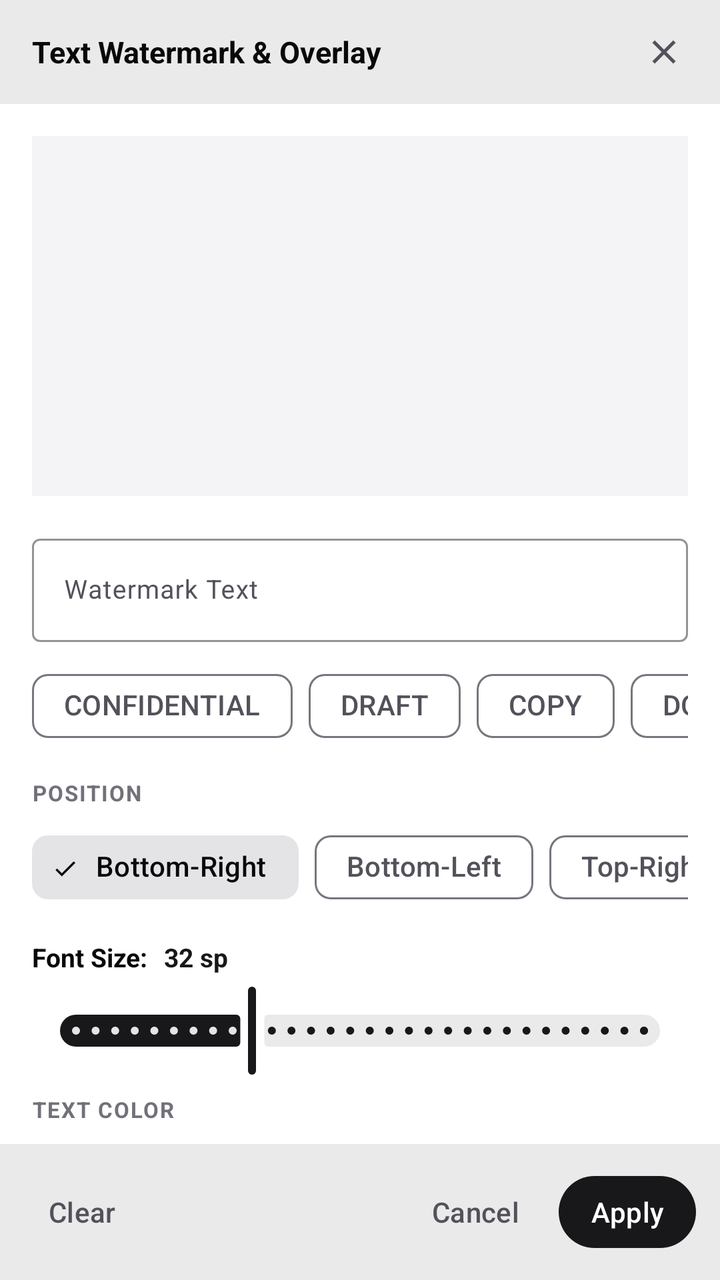
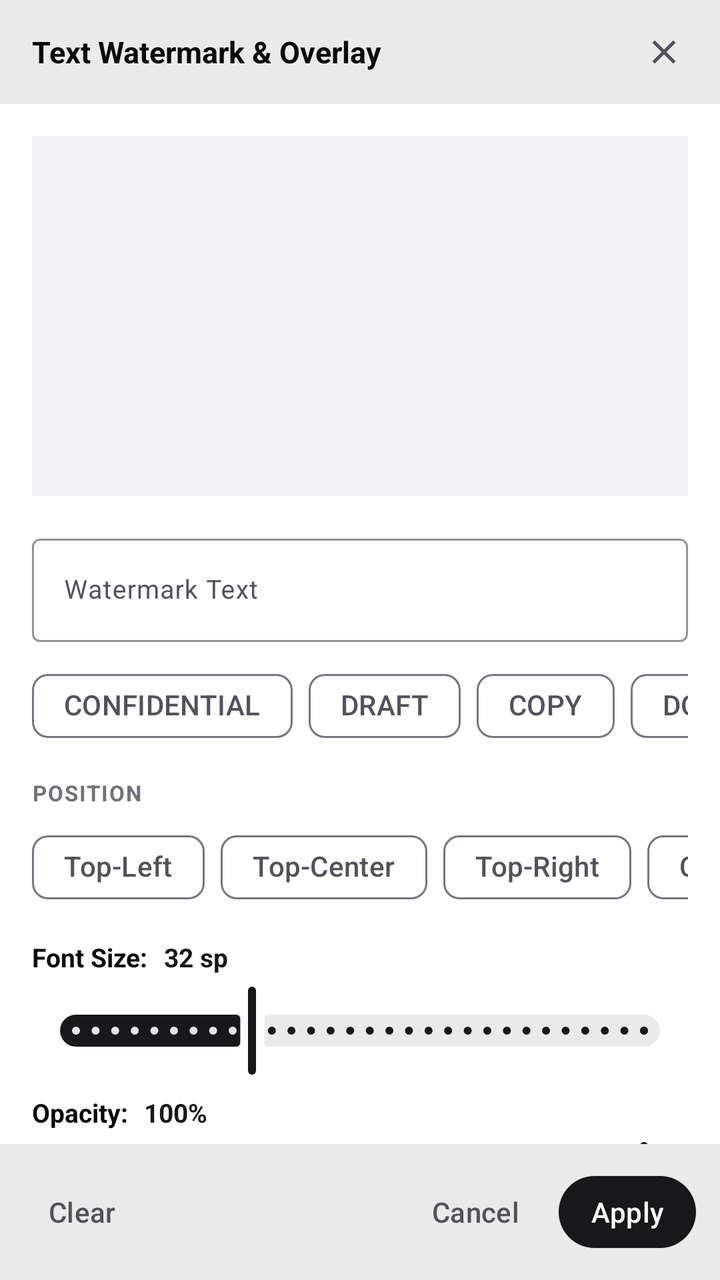

Screens rendered from an Android XML layout before and after an edit, with the pre-edit source and the edit as a unified diff.
<!-- AndroidManifest.xml: application theme Theme.VeilFrame -->
<!-- res/layout/dialog_text_watermark.xml -->
<?xml version="1.0" encoding="utf-8"?>
<LinearLayout xmlns:android="http://schemas.android.com/apk/res/android"
    xmlns:app="http://schemas.android.com/apk/res-auto"
    android:layout_width="match_parent"
    android:layout_height="wrap_content"
    android:background="@color/vf_surface"
    android:orientation="vertical">

    
    <LinearLayout
        android:layout_width="match_parent"
        android:layout_height="52dp"
        android:gravity="center_vertical"
        android:orientation="horizontal"
        android:paddingStart="16dp"
        android:paddingEnd="12dp"
        android:background="@color/vf_surface_variant">

        <TextView
            android:id="@+id/tvWatermarkDialogTitle"
            android:layout_width="0dp"
            android:layout_height="wrap_content"
            android:layout_weight="1"
            android:text="Text Watermark &amp; Overlay"
            android:textColor="@color/vf_text_primary"
            android:textSize="15sp"
            android:textStyle="bold" />

        <com.google.android.material.button.MaterialButton
            android:id="@+id/btnWatermarkClose"
            style="@style/Widget.Material3.Button.IconButton"
            android:layout_width="40dp"
            android:layout_height="40dp"
            android:contentDescription="Close Watermark Dialog"
            android:maxLines="1"
            android:singleLine="true"
            android:ellipsize="end"
            app:icon="@drawable/ic_close"
            app:iconTint="@color/vf_text_secondary" />
    </LinearLayout>

    
    <androidx.core.widget.NestedScrollView
        android:layout_width="match_parent"
        android:layout_height="0dp"
        android:layout_weight="1"
        android:maxHeight="480dp"
        android:fillViewport="true">

        <LinearLayout
            android:layout_width="match_parent"
            android:layout_height="wrap_content"
            android:orientation="vertical"
            android:padding="16dp">

            
            <FrameLayout
                android:id="@+id/watermarkPreviewContainer"
                android:layout_width="match_parent"
                android:layout_height="180dp"
                android:background="@color/vf_bg_dark"
                android:layout_marginBottom="16dp">

                <ImageView
                    android:id="@+id/imgWatermarkPreview"
                    android:layout_width="match_parent"
                    android:layout_height="match_parent"
                    android:scaleType="fitCenter"
                    android:contentDescription="Watermark Preview" />
            </FrameLayout>

            
            <com.google.android.material.textfield.TextInputLayout
                android:id="@+id/tilWatermarkText"
                style="@style/Widget.Material3.TextInputLayout.OutlinedBox"
                android:layout_width="match_parent"
                android:layout_height="wrap_content"
                android:layout_marginBottom="8dp"
                android:hint="Watermark Text"
                app:boxStrokeColor="@color/vf_primary"
                app:hintTextColor="@color/vf_primary">

                <com.google.android.material.textfield.TextInputEditText
                    android:id="@+id/etWatermarkText"
                    android:layout_width="match_parent"
                    android:layout_height="wrap_content"
                    android:inputType="text"
                    android:textColor="@color/vf_text_primary"
                    android:textSize="13sp" />
            </com.google.android.material.textfield.TextInputLayout>

            
            <HorizontalScrollView
                android:layout_width="match_parent"
                android:layout_height="wrap_content"
                android:scrollbars="none"
                android:layout_marginBottom="12dp">

                <com.google.android.material.chip.ChipGroup
                    android:id="@+id/chipGroupWatermarkPresets"
                    android:layout_width="wrap_content"
                    android:layout_height="wrap_content"
                    app:singleSelection="true">

                    <com.google.android.material.chip.Chip
                        android:id="@+id/chipWmConfidential"
                        style="@style/Widget.Material3.Chip.Filter"
                        android:layout_width="wrap_content"
                        android:layout_height="wrap_content"
                        android:text="CONFIDENTIAL" />

                    <com.google.android.material.chip.Chip
                        android:id="@+id/chipWmDraft"
                        style="@style/Widget.Material3.Chip.Filter"
                        android:layout_width="wrap_content"
                        android:layout_height="wrap_content"
                        android:text="DRAFT" />

                    <com.google.android.material.chip.Chip
                        android:id="@+id/chipWmCopy"
                        style="@style/Widget.Material3.Chip.Filter"
                        android:layout_width="wrap_content"
                        android:layout_height="wrap_content"
                        android:text="COPY" />

                    <com.google.android.material.chip.Chip
                        android:id="@+id/chipWmDoNotShare"
                        style="@style/Widget.Material3.Chip.Filter"
                        android:layout_width="wrap_content"
                        android:layout_height="wrap_content"
                        android:text="DO NOT SHARE" />
                </com.google.android.material.chip.ChipGroup>
            </HorizontalScrollView>

            
            <TextView
                android:layout_width="wrap_content"
                android:layout_height="wrap_content"
                android:layout_marginBottom="6dp"
                android:text="POSITION"
                android:textColor="@color/vf_text_muted"
                android:textSize="11sp"
                android:textStyle="bold"
                android:letterSpacing="0.06" />

            <HorizontalScrollView
                android:layout_width="match_parent"
                android:layout_height="wrap_content"
                android:scrollbars="none"
                android:layout_marginBottom="12dp">

                <com.google.android.material.chip.ChipGroup
                    android:id="@+id/chipGroupWatermarkPosition"
                    android:layout_width="wrap_content"
                    android:layout_height="wrap_content"
                    app:singleSelection="true">

                    <com.google.android.material.chip.Chip
                        android:id="@+id/chipPosBottomRight"
                        style="@style/Widget.Material3.Chip.Filter"
                        android:layout_width="wrap_content"
                        android:layout_height="wrap_content"
                        android:text="Bottom-Right"
                        android:checked="true" />

                    <com.google.android.material.chip.Chip
                        android:id="@+id/chipPosBottomLeft"
                        style="@style/Widget.Material3.Chip.Filter"
                        android:layout_width="wrap_content"
                        android:layout_height="wrap_content"
                        android:text="Bottom-Left" />

                    <com.google.android.material.chip.Chip
                        android:id="@+id/chipPosTopRight"
                        style="@style/Widget.Material3.Chip.Filter"
                        android:layout_width="wrap_content"
                        android:layout_height="wrap_content"
                        android:text="Top-Right" />

                    <com.google.android.material.chip.Chip
                        android:id="@+id/chipPosTopLeft"
                        style="@style/Widget.Material3.Chip.Filter"
                        android:layout_width="wrap_content"
                        android:layout_height="wrap_content"
                        android:text="Top-Left" />

                    <com.google.android.material.chip.Chip
                        android:id="@+id/chipPosCenter"
                        style="@style/Widget.Material3.Chip.Filter"
                        android:layout_width="wrap_content"
                        android:layout_height="wrap_content"
                        android:text="Center" />
                </com.google.android.material.chip.ChipGroup>
            </HorizontalScrollView>

            
            <LinearLayout
                android:layout_width="match_parent"
                android:layout_height="wrap_content"
                android:orientation="horizontal"
                android:gravity="center_vertical"
                android:layout_marginBottom="4dp">

                <TextView
                    android:layout_width="wrap_content"
                    android:layout_height="wrap_content"
                    android:text="Font Size:"
                    android:textColor="@color/vf_text_primary"
                    android:textSize="13sp"
                    android:textStyle="bold" />

                <TextView
                    android:id="@+id/tvWatermarkSizeLabel"
                    android:layout_width="wrap_content"
                    android:layout_height="wrap_content"
                    android:layout_marginStart="8dp"
                    android:text="32 sp"
                    android:textColor="@color/vf_primary"
                    android:textSize="13sp"
                    android:textStyle="bold" />
            </LinearLayout>

            <com.google.android.material.slider.Slider
                android:id="@+id/sliderWatermarkSize"
                android:layout_width="match_parent"
                android:layout_height="wrap_content"
                android:valueFrom="14"
                android:valueTo="72"
                android:value="32"
                android:stepSize="2"
                app:thumbColor="@color/vf_primary"
                app:trackColorActive="@color/vf_primary"
                app:trackColorInactive="@color/vf_surface_variant" />

            
            <TextView
                android:layout_width="wrap_content"
                android:layout_height="wrap_content"
                android:layout_marginTop="8dp"
                android:layout_marginBottom="6dp"
                android:text="TEXT COLOR"
                android:textColor="@color/vf_text_muted"
                android:textSize="11sp"
                android:textStyle="bold"
                android:letterSpacing="0.06" />

            <com.google.android.material.chip.ChipGroup
                android:id="@+id/chipGroupWatermarkColor"
                android:layout_width="match_parent"
                android:layout_height="wrap_content"
                app:singleSelection="true">

                <com.google.android.material.chip.Chip
                    android:id="@+id/chipWmColorWhite"
                    style="@style/Widget.Material3.Chip.Filter"
                    android:layout_width="wrap_content"
                    android:layout_height="wrap_content"
                    android:text="White"
                    android:checked="true" />

                <com.google.android.material.chip.Chip
                    android:id="@+id/chipWmColorBlack"
                    style="@style/Widget.Material3.Chip.Filter"
                    android:layout_width="wrap_content"
                    android:layout_height="wrap_content"
                    android:text="Black" />

                <com.google.android.material.chip.Chip
                    android:id="@+id/chipWmColorRed"
                    style="@style/Widget.Material3.Chip.Filter"
                    android:layout_width="wrap_content"
                    android:layout_height="wrap_content"
                    android:text="Red" />

                <com.google.android.material.chip.Chip
                    android:id="@+id/chipWmColorYellow"
                    style="@style/Widget.Material3.Chip.Filter"
                    android:layout_width="wrap_content"
                    android:layout_height="wrap_content"
                    android:text="Yellow" />
            </com.google.android.material.chip.ChipGroup>
        </LinearLayout>
    </androidx.core.widget.NestedScrollView>

    
    <LinearLayout
        android:layout_width="match_parent"
        android:layout_height="wrap_content"
        android:orientation="horizontal"
        android:padding="12dp"
        android:background="@color/vf_surface_variant">

        <com.google.android.material.button.MaterialButton
            android:id="@+id/btnWatermarkReset"
            style="@style/Widget.Material3.Button.TextButton"
            android:layout_width="wrap_content"
            android:layout_height="44dp"
            android:minWidth="0dp"
            android:paddingStart="12dp"
            android:paddingEnd="12dp"
            android:maxLines="1"
            android:singleLine="true"
            android:ellipsize="end"
            android:text="Clear"
            android:textColor="@color/vf_text_secondary" />

        <View
            android:layout_width="0dp"
            android:layout_height="0dp"
            android:layout_weight="1" />

        <com.google.android.material.button.MaterialButton
            android:id="@+id/btnWatermarkCancel"
            style="@style/Widget.Material3.Button.TextButton"
            android:layout_width="wrap_content"
            android:layout_height="44dp"
            android:layout_marginEnd="8dp"
            android:minWidth="0dp"
            android:paddingStart="12dp"
            android:paddingEnd="12dp"
            android:maxLines="1"
            android:singleLine="true"
            android:ellipsize="end"
            android:text="Cancel"
            android:textColor="@color/vf_text_secondary" />

        <com.google.android.material.button.MaterialButton
            android:id="@+id/btnWatermarkApply"
            style="@style/Widget.Material3.Button"
            android:layout_width="wrap_content"
            android:layout_height="44dp"
            android:minWidth="0dp"
            android:paddingStart="16dp"
            android:paddingEnd="16dp"
            android:maxLines="1"
            android:singleLine="true"
            android:ellipsize="end"
            android:text="Apply"
            android:textColor="@color/vf_on_primary"
            app:backgroundTint="@color/vf_primary" />
    </LinearLayout>
</LinearLayout>
<!-- resources referenced by this layout -->
<resources>
  <color name="vf_bg_dark">#F4F4F6</color>
  <color name="vf_on_primary">#FFFFFF</color>
  <color name="vf_primary">#18181B</color>
  <color name="vf_surface">#FFFFFF</color>
  <color name="vf_surface_variant">#EAEAEA</color>
  <color name="vf_text_muted">#71717A</color>
  <color name="vf_text_primary">#09090B</color>
  <color name="vf_text_secondary">#52525B</color>
  <!-- drawable ic_close (drawable) -->
  <?xml version="1.0" encoding="utf-8"?>
  <vector xmlns:android="http://schemas.android.com/apk/res/android"
      android:width="24dp"
      android:height="24dp"
      android:viewportWidth="24"
      android:viewportHeight="24">
      <path
          android:fillColor="@color/vf_text_secondary"
          android:pathData="M19,6.41L17.59,5 12,10.59 6.41,5 5,6.41 10.59,12 5,17.59 6.41,19 12,13.41 17.59,19 19,17.59 13.41,12z"/>
  </vector>
  <style name="Theme.VeilFrame" parent="Theme.Material3.DayNight.NoActionBar">
          
          <item name="colorPrimary">@color/vf_primary</item>
          <item name="colorOnPrimary">@color/vf_on_primary</item>
          <item name="colorPrimaryContainer">@color/vf_primary_container</item>
          <item name="colorOnPrimaryContainer">@color/vf_text_primary</item>
  
          
          <item name="colorSecondary">@color/vf_secondary</item>
          <item name="colorOnSecondary">@color/vf_on_secondary</item>
          <item name="colorSecondaryContainer">@color/vf_secondary_container</item>
          <item name="colorOnSecondaryContainer">@color/vf_text_primary</item>
  
          
          <item name="android:windowBackground">@color/vf_bg_dark</item>
          <item name="colorSurface">@color/vf_surface</item>
          <item name="colorSurfaceVariant">@color/vf_surface_variant</item>
          <item name="colorOnSurface">@color/vf_text_primary</item>
          <item name="colorOnSurfaceVariant">@color/vf_text_secondary</item>
  
          
          <item name="android:statusBarColor">@color/vf_bg_dark</item>
          <item name="android:navigationBarColor">@color/vf_bg_dark</item>
          <item name="android:windowLightStatusBar">false</item>
      </style>
  <color name="vf_primary_container">#E4E4E7</color>
  <color name="vf_secondary">#52525B</color>
  <color name="vf_on_secondary">#18181B</color>
  <color name="vf_secondary_container">#E4E4E7</color>
</resources>

<!-- the commit's change to res/layout/dialog_text_watermark.xml (unified diff, before → after) -->
@@ -156,40 +156,68 @@
                     app:singleSelection="true">
 
                     <com.google.android.material.chip.Chip
+                        android:id="@+id/chipPosTopLeft"
+                        style="@style/Widget.Material3.Chip.Filter"
+                        android:layout_width="wrap_content"
+                        android:layout_height="wrap_content"
+                        android:text="Top-Left" />
+
+                    <com.google.android.material.chip.Chip
+                        android:id="@+id/chipPosTopCenter"
+                        style="@style/Widget.Material3.Chip.Filter"
+                        android:layout_width="wrap_content"
+                        android:layout_height="wrap_content"
+                        android:text="Top-Center" />
+
+                    <com.google.android.material.chip.Chip
+                        android:id="@+id/chipPosTopRight"
+                        style="@style/Widget.Material3.Chip.Filter"
+                        android:layout_width="wrap_content"
+                        android:layout_height="wrap_content"
+                        android:text="Top-Right" />
+
+                    <com.google.android.material.chip.Chip
+                        android:id="@+id/chipPosCenterLeft"
+                        style="@style/Widget.Material3.Chip.Filter"
+                        android:layout_width="wrap_content"
+                        android:layout_height="wrap_content"
+                        android:text="Center-Left" />
+
+                    <com.google.android.material.chip.Chip
+                        android:id="@+id/chipPosCenter"
+                        style="@style/Widget.Material3.Chip.Filter"
+                        android:layout_width="wrap_content"
+                        android:layout_height="wrap_content"
+                        android:text="Center" />
+
+                    <com.google.android.material.chip.Chip
+                        android:id="@+id/chipPosCenterRight"
+                        style="@style/Widget.Material3.Chip.Filter"
+                        android:layout_width="wrap_content"
+                        android:layout_height="wrap_content"
+                        android:text="Center-Right" />
+
+                    <com.google.android.material.chip.Chip
+                        android:id="@+id/chipPosBottomLeft"
+                        style="@style/Widget.Material3.Chip.Filter"
+                        android:layout_width="wrap_content"
+                        android:layout_height="wrap_content"
+                        android:text="Bottom-Left" />
+
+                    <com.google.android.material.chip.Chip
+                        android:id="@+id/chipPosBottomCenter"
+                        style="@style/Widget.Material3.Chip.Filter"
+                        android:layout_width="wrap_content"
+                        android:layout_height="wrap_content"
+                        android:text="Bottom-Center" />
+
+                    <com.google.android.material.chip.Chip
                         android:id="@+id/chipPosBottomRight"
                         style="@style/Widget.Material3.Chip.Filter"
                         android:layout_width="wrap_content"
                         android:layout_height="wrap_content"
                         android:text="Bottom-Right"
                         android:checked="true" />
-
-                    <com.google.android.material.chip.Chip
-                        android:id="@+id/chipPosBottomLeft"
-                        style="@style/Widget.Material3.Chip.Filter"
-                        android:layout_width="wrap_content"
-                        android:layout_height="wrap_content"
-                        android:text="Bottom-Left" />
-
-                    <com.google.android.material.chip.Chip
-                        android:id="@+id/chipPosTopRight"
-                        style="@style/Widget.Material3.Chip.Filter"
-                        android:layout_width="wrap_content"
-                        android:layout_height="wrap_content"
-                        android:text="Top-Right" />
-
-                    <com.google.android.material.chip.Chip
-                        android:id="@+id/chipPosTopLeft"
-                        style="@style/Widget.Material3.Chip.Filter"
-                        android:layout_width="wrap_content"
-                        android:layout_height="wrap_content"
-                        android:text="Top-Left" />
-
-                    <com.google.android.material.chip.Chip
-                        android:id="@+id/chipPosCenter"
-                        style="@style/Widget.Material3.Chip.Filter"
-                        android:layout_width="wrap_content"
-                        android:layout_height="wrap_content"
-                        android:text="Center" />
                 </com.google.android.material.chip.ChipGroup>
             </HorizontalScrollView>
 
@@ -233,10 +261,99 @@
                 app:trackColorInactive="@color/vf_surface_variant" />
 
             
+            <LinearLayout
+                android:layout_width="match_parent"
+                android:layout_height="wrap_content"
+                android:orientation="horizontal"
+                android:gravity="center_vertical"
+                android:layout_marginTop="8dp"
+                android:layout_marginBottom="4dp">
+
+                <TextView
+                    android:layout_width="wrap_content"
+                    android:layout_height="wrap_content"
+                    android:text="Opacity:"
+                    android:textColor="@color/vf_text_primary"
+                    android:textSize="13sp"
+                    android:textStyle="bold" />
+
+                <TextView
+                    android:id="@+id/tvWatermarkOpacityLabel"
+                    android:layout_width="wrap_content"
+                    android:layout_height="wrap_content"
+                    android:layout_marginStart="8dp"
+                    android:text="100%"
+                    android:textColor="@color/vf_primary"
+                    android:textSize="13sp"
+                    android:textStyle="bold" />
+            </LinearLayout>
+
+            <com.google.android.material.slider.Slider
+                android:id="@+id/sliderWatermarkOpacity"
+                android:layout_width="match_parent"
+                android:layout_height="wrap_content"
+                android:valueFrom="10"
+                android:valueTo="100"
+                android:value="100"
+                android:stepSize="5"
+                app:thumbColor="@color/vf_primary"
+                app:trackColorActive="@color/vf_primary"
+                app:trackColorInactive="@color/vf_surface_variant" />
+
+            
             <TextView
                 android:layout_width="wrap_content"
                 android:layout_height="wrap_content"
                 android:layout_marginTop="8dp"
+                android:layout_marginBottom="6dp"
+                android:text="FONT STYLE"
+                android:textColor="@color/vf_text_muted"
+                android:textSize="11sp"
+                android:textStyle="bold"
+                android:letterSpacing="0.06" />
+
+            <com.google.android.material.chip.ChipGroup
+                android:id="@+id/chipGroupWatermarkFont"
+                android:layout_width="match_parent"
+                android:layout_height="wrap_content"
+                android:layout_marginBottom="10dp"
+                app:singleSelection="true">
+
+                <com.google.android.material.chip.Chip
+                    android:id="@+id/chipFontSans"
+                    style="@style/Widget.Material3.Chip.Filter"
+                    android:layout_width="wrap_content"
+                    android:layout_height="wrap_content"
+                    android:text="Sans-Serif"
+                    android:checked="true" />
+
+                <com.google.android.material.chip.Chip
+                    android:id="@+id/chipFontBold"
+                    style="@style/Widget.Material3.Chip.Filter"
+                    android:layout_width="wrap_content"
+                    android:layout_height="wrap_content"
+                    android:text="Bold" />
+
+                <com.google.android.material.chip.Chip
+                    android:id="@+id/chipFontSerif"
+                    style="@style/Widget.Material3.Chip.Filter"
+                    android:layout_width="wrap_content"
+                    android:layout_height="wrap_content"
+                    android:text="Serif" />
+
+                <com.google.android.material.chip.Chip
+                    android:id="@+id/chipFontMono"
+                    style="@style/Widget.Material3.Chip.Filter"
+                    android:layout_width="wrap_content"
+                    android:layout_height="wrap_content"
+                    android:text="Monospace" />
+            </com.google.android.material.chip.ChipGroup>
+
+            
+            <TextView
+                android:layout_width="wrap_content"
+                android:layout_height="wrap_content"
+                android:layout_marginTop="4dp"
                 android:layout_marginBottom="6dp"
                 android:text="TEXT COLOR"
                 android:textColor="@color/vf_text_muted"
@@ -278,6 +395,20 @@
                     android:layout_width="wrap_content"
                     android:layout_height="wrap_content"
                     android:text="Yellow" />
+
+                <com.google.android.material.chip.Chip
+                    android:id="@+id/chipWmColorBlue"
+                    style="@style/Widget.Material3.Chip.Filter"
+                    android:layout_width="wrap_content"
+                    android:layout_height="wrap_content"
+                    android:text="Blue" />
+
+                <com.google.android.material.chip.Chip
+                    android:id="@+id/chipWmColorGreen"
+                    style="@style/Widget.Material3.Chip.Filter"
+                    android:layout_width="wrap_content"
+                    android:layout_height="wrap_content"
+                    android:text="Green" />
             </com.google.android.material.chip.ChipGroup>
         </LinearLayout>
     </androidx.core.widget.NestedScrollView>
